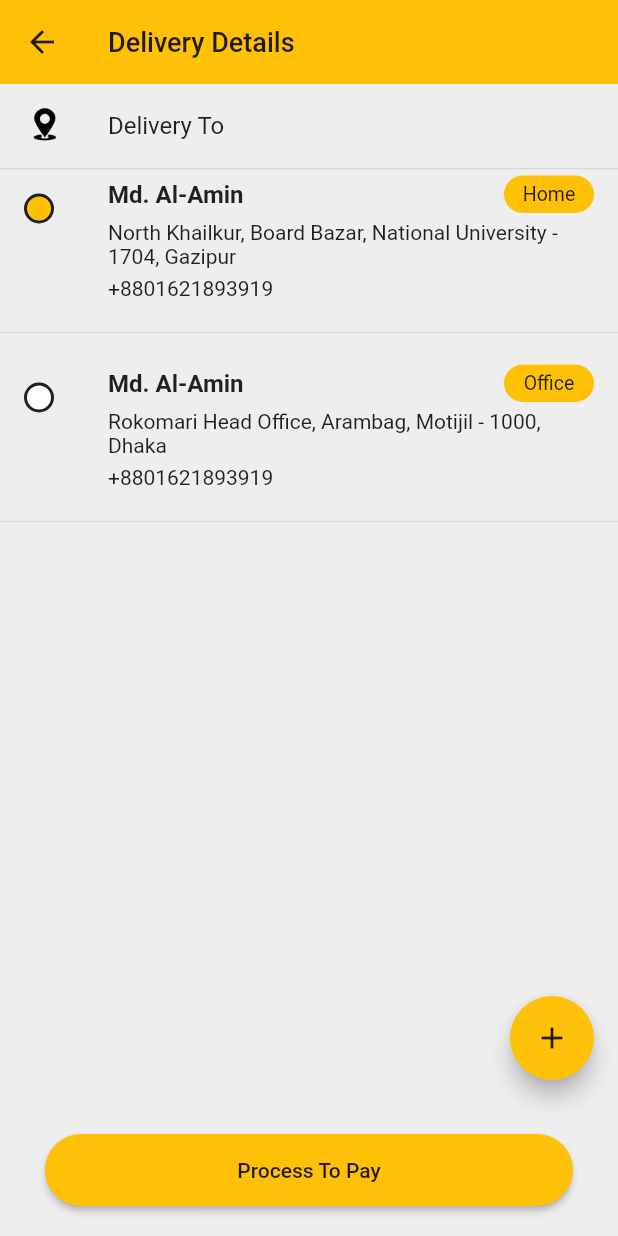
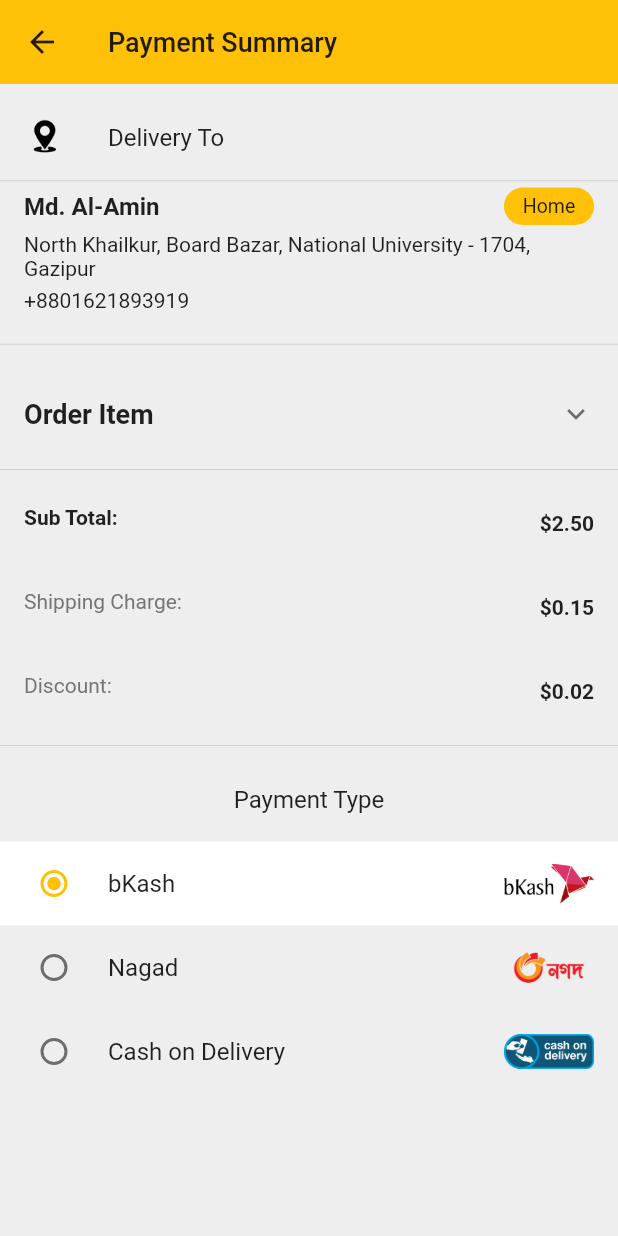
Before and after one commit to CPAD-Gazipur/Flutter-Food-App, a Flutter app: the DeliveryDetailsScreen screen opened directly, after a tap on "Process To Pay", on a phone screen of 412 x 824 dp. Run offline on Flutter 3.47's test engine with Material 2 defaults, Android fonts, the light colour scheme and no system bars; our stand-ins replace badges, cached_network_image, carousel_slider, cloud_firestore, firebase_auth, firebase_core and 5 more; missing offline and left inert: flutter_facebook_auth; accounts and stored records are empty.

Commit message:
Food Order App: Added Payment Summary Screen and Make Reusable Custom AppBar Widget

```diff
--- a/lib/screens/checkout/delivery_details/delivery_details_screen.dart
+++ b/lib/screens/checkout/delivery_details/delivery_details_screen.dart
@@ -1,27 +1,34 @@
 import 'package:flutter/material.dart';
 import 'package:flutter_food_app/config/config.dart';
 import 'package:flutter_food_app/screens/screens.dart';
+import 'package:flutter_food_app/widgets/widgets.dart';
 
 class DeliveryDetailsScreen extends StatelessWidget {
-  const DeliveryDetailsScreen({Key? key}) : super(key: key);
+  DeliveryDetailsScreen({Key? key}) : super(key: key);
+
+  List<Widget> addressList = const [
+    SingleDeliveryItem(
+      title: 'Md. Al-Amin',
+      address:
+          'North Khailkur, Board Bazar, National University - 1704, Gazipur',
+      number: '+8801621893919',
+      addressType: 'Home',
+      isSelected: true,
+    ),
+    SingleDeliveryItem(
+      title: 'Md. Al-Amin',
+      address: 'Rokomari Head Office, Arambag, Motijil - 1000, Dhaka',
+      number: '+8801621893919',
+      addressType: 'Office',
+    ),
+  ];
 
   @override
   Widget build(BuildContext context) {
     return Scaffold(
-      appBar: AppBar(
-        title: Text(
-          'Delivery Details',
-          style: TextStyle(
-            fontFamily: 'Roboto',
-            fontSize: 18,
-            color: textColor,
-          ),
-        ),
-        elevation: 0,
-        backgroundColor: primaryColor,
-        iconTheme: IconThemeData(color: textColor),
-      ),
-      floatingActionButton: FloatingActionButton(
+      appBar: const CustomAppBar(title: 'Delivery Details'),
+      floatingActionButton: addressList.isNotEmpty
+          ? FloatingActionButton(
               backgroundColor: primaryColor,
               onPressed: () {
                 Navigator.of(context).push(
@@ -34,7 +41,8 @@ class DeliveryDetailsScreen extends StatelessWidget {
                 Icons.add,
                 color: textColor,
               ),
-      ),
+            )
+          : const SizedBox(),
       bottomNavigationBar: Container(
         height: 48,
         margin: const EdgeInsets.symmetric(
@@ -47,16 +55,32 @@ class DeliveryDetailsScreen extends StatelessWidget {
           ),
           color: primaryColor,
           child: Text(
-            'Process To Pay',
+            addressList.isNotEmpty ? 'Process To Pay' : 'Add new Address',
             style: TextStyle(
               fontFamily: 'Roboto',
               color: textColor,
             ),
           ),
-          onPressed: () {},
+          onPressed: () {
+            if (addressList.isNotEmpty) {
+              Navigator.of(context).push(
+                MaterialPageRoute(
+                  builder: (context) => const PaymentSummaryScreen(),
+                ),
+              );
+            } else {
+              Navigator.of(context).push(
+                MaterialPageRoute(
+                  builder: (context) => const AddDeliveryAddressScreen(),
+                ),
+              );
+            }
+          },
         ),
       ),
       body: ListView(
+        shrinkWrap: true,
+        physics: const ScrollPhysics(),
         children: [
           ListTile(
             title: Text(
@@ -73,22 +97,7 @@ class DeliveryDetailsScreen extends StatelessWidget {
           ),
           const Divider(height: 1),
           Column(
-            children: const [
-              SingleDeliveryItem(
-                title: 'Md. Al-Amin',
-                address:
-                    'North Khailkur, Board Bazar, National University - 1704, Gazipur',
-                number: '+8801621893919',
-                addressType: 'Home',
-                isSelected: true,
-              ),
-              SingleDeliveryItem(
-                title: 'Md. Al-Amin',
-                address: 'Rokomari Head Office, Arambag, Motijil - 1000, Dhaka',
-                number: '+8801621893919',
-                addressType: 'Office',
-              ),
-            ],
+            children: addressList,
           )
         ],
       ),
--- /dev/null
+++ b/lib/screens/checkout/payment/payment_summary_screen.dart
@@ -0,0 +1,260 @@
+import 'package:flutter/material.dart';
+import 'package:flutter_food_app/screens/checkout/widgets/order_item_list_tile.dart';
+import 'package:flutter_food_app/screens/screens.dart';
+import 'package:flutter_food_app/widgets/widgets.dart';
+import 'package:provider/provider.dart';
+
+import '../../../config/colors.dart';
+import '../../../providers/providers.dart';
+
+class PaymentSummaryScreen extends StatefulWidget {
+  const PaymentSummaryScreen({Key? key}) : super(key: key);
+
+  @override
+  State<PaymentSummaryScreen> createState() => _PaymentSummaryScreenState();
+}
+
+enum PaymentType { bKash, nagad, cashOnDelivery }
+
+class _PaymentSummaryScreenState extends State<PaymentSummaryScreen> {
+  var paymentType = PaymentType.bKash;
+
+  @override
+  Widget build(BuildContext context) {
+    CartProvider cartProvider = Provider.of<CartProvider>(context);
+    cartProvider.fetchCartedProducts();
+    return Scaffold(
+      appBar: const CustomAppBar(title: 'Payment Summary'),
+      bottomNavigationBar: cartProvider.getCartedProductList.isNotEmpty
+          ? Card(
+              elevation: 4,
+              margin: EdgeInsets.zero,
+              shape: const RoundedRectangleBorder(
+                borderRadius: BorderRadius.only(
+                  topLeft: Radius.circular(24),
+                  topRight: Radius.circular(24),
+                ),
+              ),
+              child: ListTile(
+                title: Text(
+                  cartProvider.getCartedProductList.length == 1
+                      ? 'Total Order: ${cartProvider.getCartedProductList.length} item'
+                      : 'Total Order: ${cartProvider.getCartedProductList.length} items',
+                  style: const TextStyle(
+                    fontFamily: 'Roboto',
+                    fontWeight: FontWeight.w400,
+                  ),
+                ),
+                subtitle: Text(
+                  'Total Price: \$ ${cartProvider.fetchTotalPrice().toStringAsFixed(2)}',
+                  style: TextStyle(
+                    color: Colors.green[900],
+                    fontFamily: 'Roboto',
+                    fontWeight: FontWeight.w500,
+                    fontSize: 16,
+                  ),
+                ),
+                trailing: SizedBox(
+                  width: 160,
+                  child: MaterialButton(
+                    onPressed: () {},
+                    color: primaryColor,
+                    shape: RoundedRectangleBorder(
+                      borderRadius: BorderRadius.circular(30),
+                    ),
+                    child: const Text(
+                      'Place Order',
+                      style: TextStyle(
+                        fontFamily: 'Roboto',
+                      ),
+                    ),
+                  ),
+                ),
+              ),
+            )
+          : const SizedBox(),
+      body: Padding(
+        padding: const EdgeInsets.only(
+          top: 8.0,
+          bottom: 8.0,
+        ),
+        child: ListView.builder(
+          itemCount: 1,
+          shrinkWrap: true,
+          itemBuilder: (context, index) {
+            return Column(
+              children: [
+                ListTile(
+                  title: Text(
+                    'Delivery To',
+                    style: TextStyle(
+                      fontFamily: 'Roboto',
+                      color: textColor,
+                    ),
+                  ),
+                  leading: Image.asset(
+                    'assets/images/location_icon.png',
+                    height: 30,
+                  ),
+                ),
+                const Divider(height: 1),
+                const SingleDeliveryItem(
+                  title: 'Md. Al-Amin',
+                  address:
+                      'North Khailkur, Board Bazar, National University - 1704, Gazipur',
+                  number: '+8801621893919',
+                  addressType: 'Home',
+                  isLeading: false,
+                ),
+                const ExpansionTile(
+                  title: Text(
+                    'Order Item',
+                    style: TextStyle(
+                      fontSize: 18,
+                      fontWeight: FontWeight.w600,
+                      fontFamily: 'Roboto',
+                    ),
+                  ),
+                  children: [
+                    OrderItemListTile(),
+                    OrderItemListTile(),
+                  ],
+                ),
+                const Divider(),
+                const ListTile(
+                  leading: Text(
+                    'Sub Total:',
+                    style: TextStyle(
+                      fontWeight: FontWeight.bold,
+                      fontFamily: 'Roboto',
+                    ),
+                  ),
+                  trailing: Text(
+                    '\$2.50',
+                    style: TextStyle(
+                      fontWeight: FontWeight.bold,
+                      fontFamily: 'Roboto',
+                    ),
+                  ),
+                ),
+                ListTile(
+                  leading: Text(
+                    'Shipping Charge:',
+                    style: TextStyle(
+                      color: Colors.grey[600],
+                      fontFamily: 'Roboto',
+                    ),
+                  ),
+                  trailing: const Text(
+                    '\$0.15',
+                    style: TextStyle(
+                      fontWeight: FontWeight.bold,
+                      fontFamily: 'Roboto',
+                    ),
+                  ),
+                ),
+                ListTile(
+                  leading: Text(
+                    'Discount:',
+                    style: TextStyle(
+                      color: Colors.grey[600],
+                      fontFamily: 'Roboto',
+                    ),
+                  ),
+                  trailing: const Text(
+                    '\$0.02',
+                    style: TextStyle(
+                      fontWeight: FontWeight.bold,
+                      fontFamily: 'Roboto',
+                    ),
+                  ),
+                ),
+                const Divider(),
+                ListTile(
+                  title: Text(
+                    'Payment Type',
+                    textAlign: TextAlign.center,
+                    style: TextStyle(
+                      fontFamily: 'Roboto',
+                      color: textColor,
+                    ),
+                  ),
+                ),
+                RadioListTile(
+                  tileColor:
+                      paymentType == PaymentType.bKash ? Colors.white : null,
+                  activeColor: primaryColor,
+                  value: PaymentType.bKash,
+                  groupValue: paymentType,
+                  onChanged: (PaymentType? value) {
+                    setState(() {
+                      paymentType = value!;
+                    });
+                  },
+                  title: Text(
+                    'bKash',
+                    style: TextStyle(
+                      fontFamily: 'Roboto',
+                      color: textColor,
+                    ),
+                  ),
+                  secondary: Image.asset(
+                    'assets/images/b_kash_icon.png',
+                    width: 60,
+                  ),
+                ),
+                RadioListTile(
+                  tileColor:
+                      paymentType == PaymentType.nagad ? Colors.white : null,
+                  activeColor: primaryColor,
+                  value: PaymentType.nagad,
+                  groupValue: paymentType,
+                  onChanged: (PaymentType? value) {
+                    setState(() {
+                      paymentType = value!;
+                    });
+                  },
+                  title: Text(
+                    'Nagad',
+                    style: TextStyle(
+                      fontFamily: 'Roboto',
+                      color: textColor,
+                    ),
+                  ),
+                  secondary: Image.asset(
+                    'assets/images/nagad_icon.png',
+                    width: 60,
+                  ),
+                ),
+                RadioListTile(
+                  tileColor: paymentType == PaymentType.cashOnDelivery
+                      ? Colors.white
+                      : null,
+                  activeColor: primaryColor,
+                  value: PaymentType.cashOnDelivery,
+                  groupValue: paymentType,
+                  onChanged: (PaymentType? value) {
+                    setState(() {
+                      paymentType = value!;
+                    });
+                  },
+                  title: Text(
+                    'Cash on Delivery',
+                    style: TextStyle(
+                      fontFamily: 'Roboto',
+                      color: textColor,
+                    ),
+                  ),
+                  secondary: Image.asset(
+                    'assets/images/cash_on_delivery_icon.jpg',
+                    width: 60,
+                  ),
+                ),
+              ],
+            );
+          },
+        ),
+      ),
+    );
+  }
+}
--- a/lib/screens/checkout/widgets/single_delivery_item.dart
+++ b/lib/screens/checkout/widgets/single_delivery_item.dart
@@ -4,6 +4,7 @@ import 'package:flutter_food_app/config/config.dart';
 class SingleDeliveryItem extends StatelessWidget {
   final String title, address, number, addressType;
   final bool isSelected;
+  final bool isLeading;
   const SingleDeliveryItem({
     Key? key,
     required this.title,
@@ -11,6 +12,7 @@ class SingleDeliveryItem extends StatelessWidget {
     required this.number,
     required this.addressType,
     this.isSelected = false,
+    this.isLeading = true,
   }) : super(key: key);
 
   @override
@@ -49,16 +51,23 @@ class SingleDeliveryItem extends StatelessWidget {
               ),
             ],
           ),
-          leading: CircleAvatar(
-            radius: 10,
-            backgroundColor: textColor,
-            child: Center(
-              child: CircleAvatar(
-                radius: 8,
-                backgroundColor: isSelected ? primaryColor : Colors.white,
-              ),
-            ),
-          ),
+          leading: isLeading
+              ? CircleAvatar(
+                  radius: 9,
+                  backgroundColor: isSelected ? primaryColor : Colors.grey,
+                  child: Center(
+                    child: CircleAvatar(
+                      radius: 7,
+                      backgroundColor: Colors.white,
+                      child: CircleAvatar(
+                        radius: 5,
+                        backgroundColor:
+                            isSelected ? primaryColor : Colors.white,
+                      ),
+                    ),
+                  ),
+                )
+              : null,
           subtitle: Column(
             crossAxisAlignment: CrossAxisAlignment.start,
             mainAxisAlignment: MainAxisAlignment.spaceEvenly,
--- a/lib/screens/screens.dart
+++ b/lib/screens/screens.dart
@@ -3,10 +3,12 @@ export 'cart/cart_screen.dart';
 export 'checkout/checkout_screen.dart';
 export 'checkout/delivery_details/add_delivery_address_screen.dart';
 export 'checkout/delivery_details/delivery_details_screen.dart';
+export 'checkout/payment/payment_summary_screen.dart';
 export 'checkout/widgets/single_delivery_item.dart';
 export 'home/home_screen.dart';
 export 'home/widgets/app_drawer.dart';
 export 'home/widgets/header_title_text.dart';
+export 'home/widgets/home_app_bar.dart';
 export 'home/widgets/product_item.dart';
 export 'product/product_details_screen.dart';
 export 'product/widgets/product_bottom_navigation_bar.dart';
--- /dev/null
+++ b/lib/widgets/custom_app_bar.dart
@@ -0,0 +1,31 @@
+import 'package:flutter/material.dart';
+
+import '../config/config.dart';
+
+class CustomAppBar extends StatelessWidget implements PreferredSizeWidget {
+  final String title;
+  const CustomAppBar({
+    Key? key,
+    required this.title,
+  }) : super(key: key);
+
+  @override
+  Widget build(BuildContext context) {
+    return AppBar(
+      title: Text(
+        title,
+        style: TextStyle(
+          fontFamily: 'Roboto',
+          fontSize: 18,
+          color: textColor,
+        ),
+      ),
+      elevation: 0,
+      backgroundColor: primaryColor,
+      iconTheme: IconThemeData(color: textColor),
+    );
+  }
+
+  @override
+  Size get preferredSize => const Size.fromHeight(kToolbarHeight);
+}
--- a/lib/widgets/widgets.dart
+++ b/lib/widgets/widgets.dart
@@ -1,3 +1,4 @@
+export 'custom_app_bar.dart';
 export 'custom_text_field.dart';
 export 'product_count.dart';
 export 'product_unit_bottom_sheet.dart';
```
Also changed, not shown: lib/screens/auth/sign_in_screen.dart (+13 -5 lines), lib/screens/cart/cart_screen.dart (+3 -14 lines), lib/screens/checkout/delivery_details/add_delivery_address_screen.dart (+1 -13 lines), lib/screens/checkout/widgets/order_item_list_tile.dart (added, +82 -0 lines), lib/screens/home/home_screen.dart (+3 -63 lines), lib/screens/home/widgets/home_app_bar.dart (added, +86 -0 lines), lib/screens/product/product_details_screen.dart (+1 -10 lines), lib/screens/profile/profile_screen.dart (+2 -13 lines), lib/screens/wish_list/wish_list_screen.dart (+1 -13 lines), assets/images/b_kash_icon.png (added), assets/images/cash_on_delivery_icon.jpg (added), assets/images/nagad_icon.png (added). Lines whose indentation alone changed are shown as unchanged.
